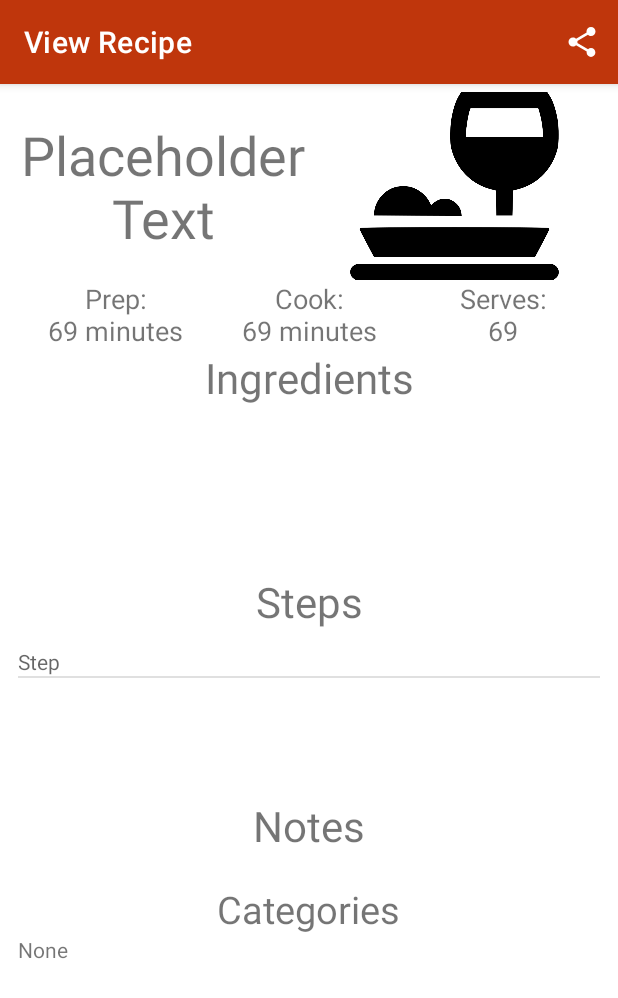
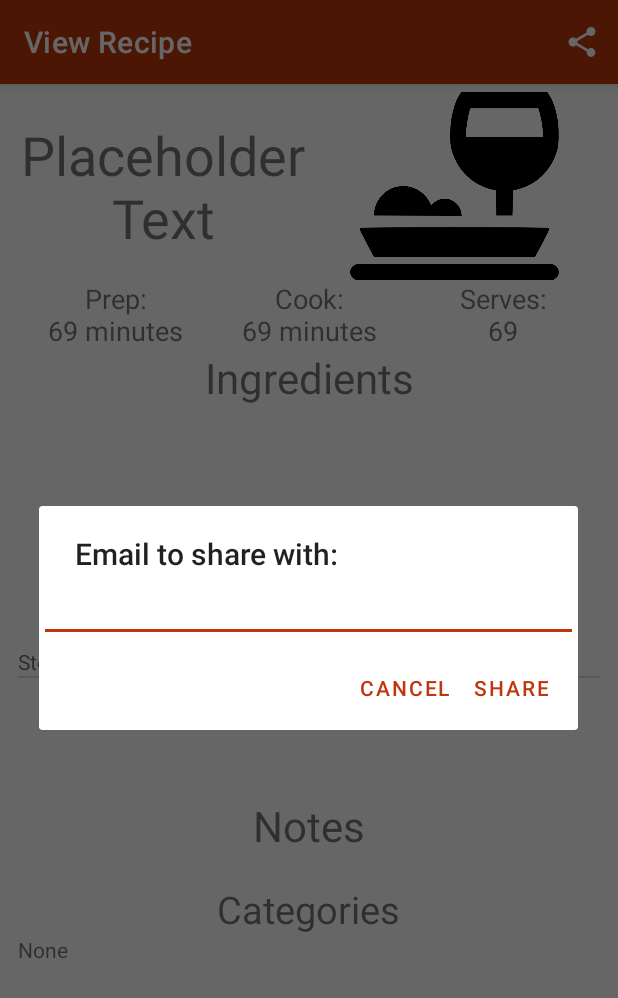
Before and after one commit to cookin-by-the-book/cookin-android, an Android app: the ViewRecipeActivity screen opened directly, with no data from a screen before it, after a tap on "fuck off", on a phone screen of 412 x 824 dp. Shown: the top 998 px of the screen. Run offline under Robolectric (Android 15) with nearby library versions, the phone set to English and light mode, and no system bars; 13 statements that could not run were skipped.

Commit message:
initial sharing

```diff
--- a/cookin_by_the_book/app/src/main/java/com/mobileappdev/cookinbythebook/ViewRecipeActivity.java
+++ b/cookin_by_the_book/app/src/main/java/com/mobileappdev/cookinbythebook/ViewRecipeActivity.java
@@ -4,15 +4,20 @@ import androidx.annotation.NonNull;
 import androidx.appcompat.app.AppCompatActivity;
 
 import android.app.ActionBar;
+import android.app.AlertDialog;
+import android.content.Context;
+import android.content.DialogInterface;
 import android.content.SharedPreferences;
 import android.graphics.Bitmap;
 import android.graphics.BitmapFactory;
 import android.media.Image;
 import android.os.Bundle;
+import android.text.InputType;
 import android.util.Base64;
 import android.util.Log;
 import android.view.Menu;
 import android.view.MenuItem;
+import android.widget.EditText;
 import android.widget.ImageView;
 import android.widget.ListAdapter;
 import android.widget.ListView;
@@ -115,11 +120,61 @@ public class ViewRecipeActivity extends AppCompatActivity {
 
     }
 
+
+    /*
+final EditText input = new EditText(this);
+// Specify the type of input expected; this, for example, sets the input as a password, and will mask the text
+input.setInputType(InputType.TYPE_CLASS_TEXT | InputType.TYPE_TEXT_VARIATION_PASSWORD);
+builder.setView(input);
+
+// Set up the buttons
+builder.setPositiveButton("OK", new DialogInterface.OnClickListener() {
+    @Override
+    public void onClick(DialogInterface dialog, int which) {
+        m_Text = input.getText().toString();
+    }
+});
+builder.setNegativeButton("Cancel", new DialogInterface.OnClickListener() {
+    @Override
+    public void onClick(DialogInterface dialog, int which) {
+        dialog.cancel();
+    }
+});
+
+builder.show();
+     */
     @Override
     public boolean onCreateOptionsMenu(Menu menu) {
         SharedPreferences globalSettingsReader = (((App) this.getApplication()).preferences);
+        getMenuInflater().inflate(R.menu.share_recipe, menu);
+        MenuItem shareButton = menu.findItem(R.id.action_share_recipe);
+        shareButton.setOnMenuItemClickListener(new MenuItem.OnMenuItemClickListener() {
+            @Override
+            public boolean onMenuItemClick(MenuItem item) {
+                Log.d(TAG, "SHARE BUTTON PUSHED");
+                AlertDialog.Builder builder = new AlertDialog.Builder(ViewRecipeActivity.this);
+                builder.setTitle("Email to share with:");
+                final EditText input = new EditText(ViewRecipeActivity.this);
+                input.setInputType(InputType.TYPE_CLASS_TEXT | InputType.TYPE_TEXT_VARIATION_EMAIL_ADDRESS);
+                builder.setView(input);
+                builder.setPositiveButton("Share", new DialogInterface.OnClickListener() {
+                    @Override
+                    public void onClick(DialogInterface dialog, int which) {
+                        String emailToShareWith = input.getText().toString();
+                        Log.d(TAG, emailToShareWith);
 
-        getMenuInflater().inflate(R.menu.share_recipe, menu);
+                    }
+                });
+                builder.setNegativeButton("Cancel", new DialogInterface.OnClickListener() {
+                    @Override
+                    public void onClick(DialogInterface dialog, int which) {
+                        dialog.cancel();
+                    }
+                });
+                builder.show();
+                return false;
+            }
+        });
         return super.onCreateOptionsMenu(menu);
     }
 
--- a/cookin_by_the_book/app/src/main/res/menu/share_recipe.xml
+++ b/cookin_by_the_book/app/src/main/res/menu/share_recipe.xml
@@ -3,7 +3,7 @@
     xmlns:android="http://schemas.android.com/apk/res/android">
     <item
         android:title="@string/fuck_off"
-        android:id="@+id/action_edit_recipe"
+        android:id="@+id/action_share_recipe"
         android:icon="@drawable/ic_baseline_share_24"
         android:orderInCategory="100"
         app:showAsAction="ifRoom" />
```
